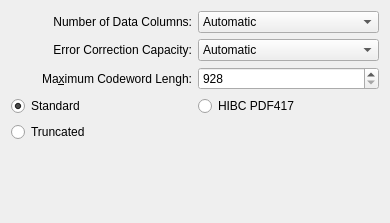
zint/zint-gpl-only, file frontend_qt4/grpPDF417.ui: the form before one commit.
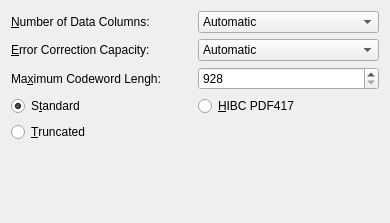
The form after the commit.

The edit to the form file:
```diff
--- a/frontend_qt4/grpPDF417.ui
+++ b/frontend_qt4/grpPDF417.ui
@@ -15,14 +15,17 @@
   </property>
   <layout class="QVBoxLayout" name="verticalLayout">
    <item>
-    <layout class="QGridLayout" name="gridLayout">
-     <item row="0" column="0">
-      <widget class="QLabel" name="lblPDFCols">
-       <property name="text">
-        <string>Number of Data Columns:</string>
+    <layout class="QGridLayout" name="gridLayout" >
+     <item row="0" column="0" >
+      <widget class="QLabel" name="lblPDFCols" >
+       <property name="text" >
+        <string>&amp;Number of Data Columns:</string>
        </property>
-       <property name="alignment">
-        <set>Qt::AlignRight|Qt::AlignTrailing|Qt::AlignVCenter</set>
+       <property name="alignment" >
+        <set>Qt::AlignLeading|Qt::AlignLeft|Qt::AlignVCenter</set>
+       </property>
+       <property name="buddy" >
+        <cstring>cmbPDFCols</cstring>
        </property>
       </widget>
      </item>
@@ -135,13 +138,16 @@
        </item>
       </widget>
      </item>
-     <item row="1" column="0">
-      <widget class="QLabel" name="lblPDFECC">
-       <property name="text">
-        <string>Error Correction Capacity:</string>
+     <item row="1" column="0" >
+      <widget class="QLabel" name="lblPDFECC" >
+       <property name="text" >
+        <string>&amp;Error Correction Capacity:</string>
        </property>
-       <property name="alignment">
-        <set>Qt::AlignRight|Qt::AlignTrailing|Qt::AlignVCenter</set>
+       <property name="alignment" >
+        <set>Qt::AlignLeading|Qt::AlignLeft|Qt::AlignVCenter</set>
+       </property>
+       <property name="buddy" >
+        <cstring>cmbPDFECC</cstring>
        </property>
       </widget>
      </item>
@@ -204,8 +210,8 @@
        <property name="text">
         <string>Ma&amp;ximum Codeword Lengh:</string>
        </property>
-       <property name="alignment">
-        <set>Qt::AlignRight|Qt::AlignTrailing|Qt::AlignVCenter</set>
+       <property name="alignment" >
+        <set>Qt::AlignLeading|Qt::AlignLeft|Qt::AlignVCenter</set>
        </property>
        <property name="buddy">
         <cstring>codewords</cstring>
@@ -225,27 +231,27 @@
        </property>
       </widget>
      </item>
-     <item row="3" column="0">
-      <widget class="QRadioButton" name="radPDFStand">
-       <property name="text">
-        <string>Standard</string>
+     <item row="3" column="0" >
+      <widget class="QRadioButton" name="radPDFStand" >
+       <property name="text" >
+        <string>S&amp;tandard</string>
        </property>
        <property name="checked">
         <bool>true</bool>
        </property>
       </widget>
      </item>
-     <item row="3" column="1">
-      <widget class="QRadioButton" name="radPDFHIBC">
-       <property name="text">
-        <string>HIBC PDF417</string>
+     <item row="3" column="1" >
+      <widget class="QRadioButton" name="radPDFHIBC" >
+       <property name="text" >
+        <string>&amp;HIBC PDF417</string>
        </property>
       </widget>
      </item>
-     <item row="4" column="0">
-      <widget class="QRadioButton" name="radPDFTruncated">
-       <property name="text">
-        <string>Truncated</string>
+     <item row="4" column="0" >
+      <widget class="QRadioButton" name="radPDFTruncated" >
+       <property name="text" >
+        <string>&amp;Truncated</string>
        </property>
       </widget>
      </item>
```
Left out of the diff: 107 changed lines with no effect on the pictures.
